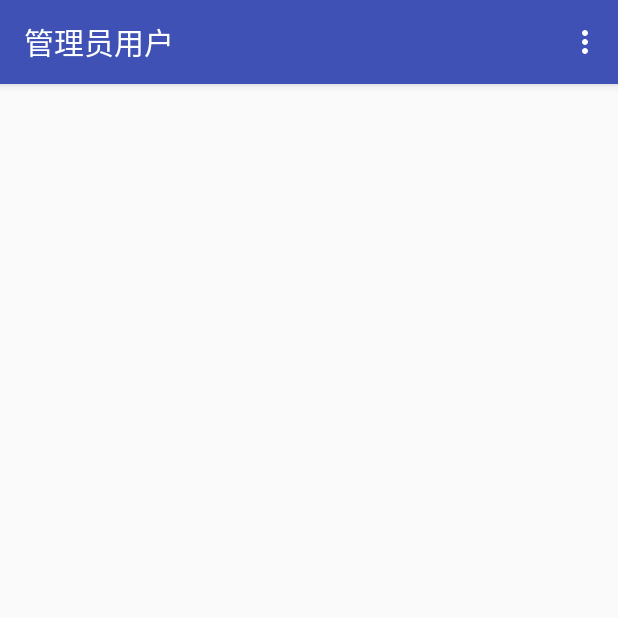
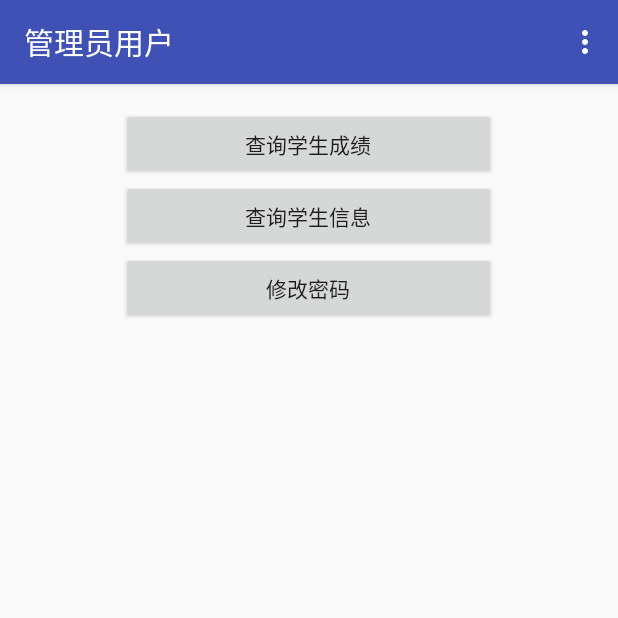
Before and after one commit to wzf383/teamweather04, an Android app: the AdminAC screen opened directly, with no data from a screen before it, on a phone screen of 412 x 824 dp, the top half of it. Run offline under Robolectric (Android 15) with nearby library versions, the light colour scheme and no system bars.

Commit message:
管理员修改密码

```diff
--- a/app/src/main/java/com/example/administrator/teamweather04/AdminAC.java
+++ b/app/src/main/java/com/example/administrator/teamweather04/AdminAC.java
@@ -1,17 +1,53 @@
 package com.example.administrator.teamweather04;
 
+import android.app.Activity;
+import android.content.Intent;
 import android.support.v7.app.AppCompatActivity;
 import android.os.Bundle;
 import android.view.Menu;
 import android.view.MenuItem;
+import android.view.View;
+import android.widget.Button;
 
 public class AdminAC extends AppCompatActivity {
+    Button btn1;
+    Button btn2;
+    Button btn3;
 
     @Override
     protected void onCreate(Bundle savedInstanceState) {
         super.onCreate(savedInstanceState);
         setContentView(R.layout.activity_admin_ac);
         setTitle("管理员用户");
+
+        btn1=(Button)findViewById(R.id.btn1);
+        btn2=(Button)findViewById(R.id.btn2);
+        btn3=(Button)findViewById(R.id.btn3);
+
+        btn1.setOnClickListener(new View.OnClickListener() {
+            @Override
+            public void onClick(View v) {
+                Intent intent = new Intent();
+                intent.setClass(AdminAC.this,Showgradetype.class);
+                startActivity(intent);
+            }
+        });
+        btn2.setOnClickListener(new View.OnClickListener() {
+            @Override
+            public void onClick(View v) {
+                Intent intent = new Intent();
+                intent.setClass(AdminAC.this,AdminShowMessage.class);
+                startActivity(intent);
+            }
+        });
+        btn3.setOnClickListener(new View.OnClickListener() {
+            @Override
+            public void onClick(View v) {
+                Intent intent = new Intent();
+                intent.setClass(AdminAC.this,AdminModPwd.class);
+                startActivity(intent);
+            }
+        });
     }
     @Override
     public boolean onCreateOptionsMenu(Menu menu) {
--- a/app/src/main/res/layout/activity_admin_ac.xml
+++ b/app/src/main/res/layout/activity_admin_ac.xml
@@ -1,13 +1,34 @@
 <?xml version="1.0" encoding="utf-8"?>
-<RelativeLayout xmlns:android="http://schemas.android.com/apk/res/android"
+<LinearLayout xmlns:android="http://schemas.android.com/apk/res/android"
     xmlns:tools="http://schemas.android.com/tools"
-    android:id="@+id/activity_admin_ac"
+    android:id="@+id/activity_user"
     android:layout_width="match_parent"
     android:layout_height="match_parent"
+    android:orientation="vertical"
     android:paddingBottom="@dimen/activity_vertical_margin"
     android:paddingLeft="@dimen/activity_horizontal_margin"
     android:paddingRight="@dimen/activity_horizontal_margin"
     android:paddingTop="@dimen/activity_vertical_margin"
-    tools:context="com.example.administrator.teamweather04.AdminAC">
-
-</RelativeLayout>
+    tools:context="com.example.administrator.teamweather04.UserAc">
+    <LinearLayout
+        android:orientation="vertical"
+        android:layout_gravity="center"
+        android:layout_width="wrap_content"
+        android:layout_height="wrap_content">
+        <Button
+            android:id="@+id/btn1"
+            android:text="查询学生成绩"
+            android:layout_width="250dp"
+            android:layout_height="wrap_content" />
+        <Button
+            android:id="@+id/btn2"
+            android:text="查询学生信息"
+            android:layout_width="250dp"
+            android:layout_height="wrap_content" />
+        <Button
+            android:id="@+id/btn3"
+            android:text="修改密码"
+            android:layout_width="250dp"
+            android:layout_height="wrap_content" />
+    </LinearLayout>
+</LinearLayout>
```
Also changed, not shown: app/src/main/java/com/example/administrator/teamweather04/AdminModPwd.java (added, +81 -0 lines), app/src/main/res/layout/activity_admin_mod_pwd.xml (added, +76 -0 lines).
